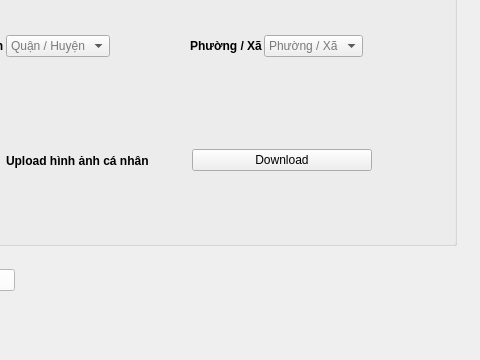
Above: client/frontend/ui/finding_user.ui from DacLuc/relative_face_recognition_app before the change; both pictures show x 594 to 1074 and y 195 to 555 of the 1074 by 555 pixel window. Below: the same form after it.
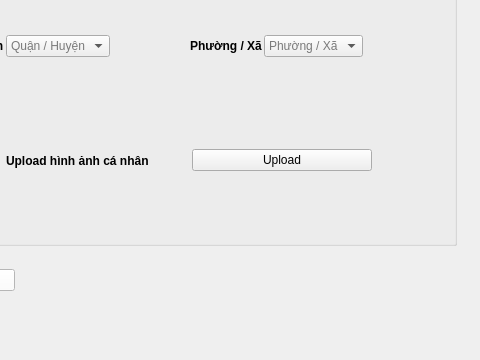
That is the form after the change. Icons and pictures are not drawn.

The edit to the form file:
```diff
--- a/client/frontend/ui/finding_user.ui
+++ b/client/frontend/ui/finding_user.ui
@@ -551,7 +551,7 @@
 font: 9pt &quot;Segoe UI&quot;;</string>
         </property>
         <property name="text">
-         <string>Download</string>
+         <string>Upload</string>
         </property>
        </widget>
       </item>
```
